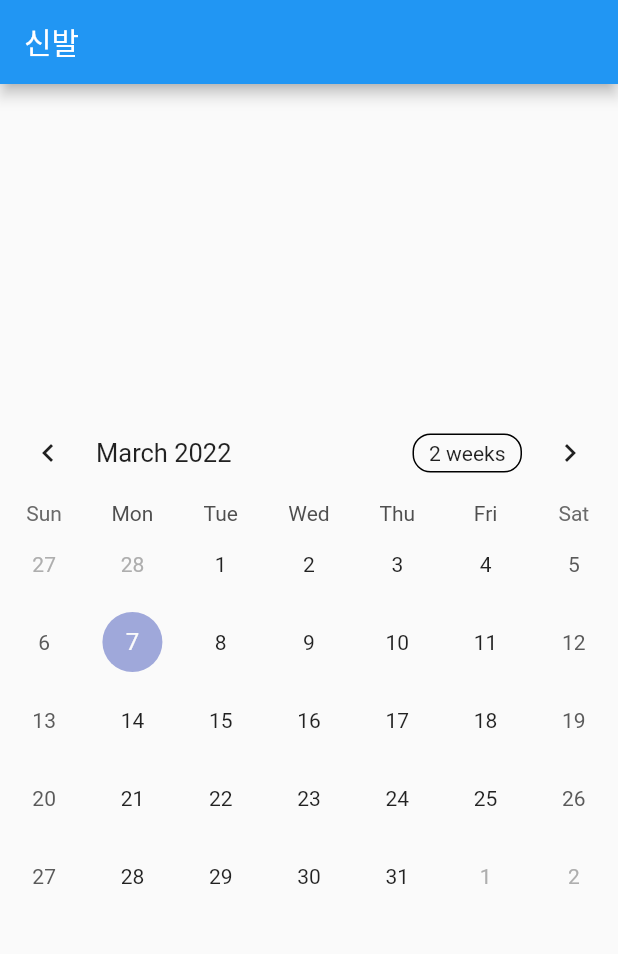
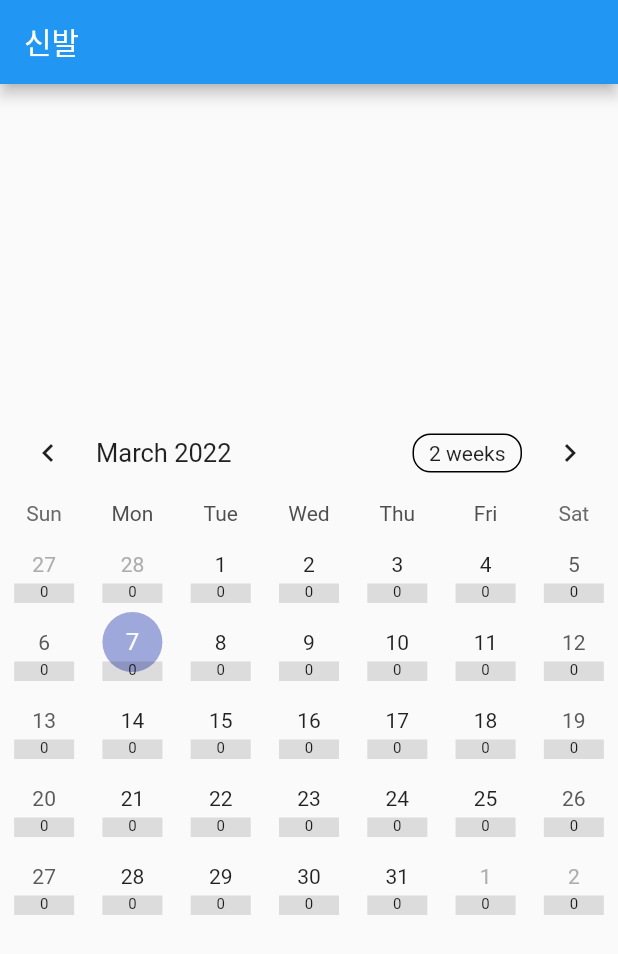
Before and after one commit to bluepeng9/Auto-Forms-App, a Flutter app: the screen it shows after launch, on a phone screen of 412 x 824 dp. Shown: the top 954 px of the screen. Run offline on Flutter 3.47's test engine with Material 2 defaults, Android fonts, the phone set to English and light mode, and no system bars; drawn by our look-alikes of table_calendar; our stand-ins replace logger, sqflite, webview_flutter; missing offline and left inert: receive_sharing_intent; accounts and stored records are empty.

```diff
--- a/lib/browser/browser.dart
+++ b/lib/browser/browser.dart
@@ -114,8 +114,9 @@ class NavigationControls extends StatelessWidget {
                         ),
                       );
                       logger.i(s.title);
+
                       Provider.of<SubmitListProvider>(context, listen: false)
-                          .getSubmitList();
+                          .getSubmitList3(Provider.of<SubmitListProvider>(context, listen: false).selectedDay3);
                     },
             ),
             IconButton(
--- a/lib/day_submit_list_page.dart
+++ b/lib/day_submit_list_page.dart
@@ -36,14 +36,11 @@ class _DayDetailPageState extends State<DayDetailPage> {
 
   @override
   Widget build(BuildContext context) {
-    logger.i('qwe');
+    logger.i('submit list page build');
     return Scaffold(
       body: Column(
         children: [
-          // ListenableProvider<SubmitListProvider>(
-          //   create: (_) => SubmitListProvider.se(widget.selectedDay),
             DaySubmitList(widget.selectedDay),
-          // )
         ],
       ),
     );
--- a/lib/main.dart
+++ b/lib/main.dart
@@ -108,7 +108,7 @@ class _MyHomePageState extends State<MyHomePage> {
 
   @override
   Widget build(BuildContext context) {
-    logger.e('cal');
+    logger.i('main build');
     return Scaffold(
       appBar: AppBar(
         title: Text(widget.title),
@@ -117,34 +117,91 @@ class _MyHomePageState extends State<MyHomePage> {
         child: Column(
           mainAxisAlignment: MainAxisAlignment.center,
           children: <Widget>[
-            TableCalendar(
-              calendarBuilders: CalendarBuilders(
-                markerBuilder: (context, day, events) {
-                  // Provider.of<SubmitListProvider>(context).gettUtils.getFormatTime(day)
-                },
-              ),
-              firstDay: DateTime.utc(2010, 10, 16),
-              lastDay: DateTime.utc(2030, 3, 14),
-              focusedDay: DateTime.now(),
-
-              onDaySelected: (selectedDay, focusedDay) {
-                date = Utils.getFormatTime(selectedDay);
-                var provider =
-                    Provider.of<SubmitListProvider>(context, listen: false);
-                provider.selectedDay = date;
-                provider.getSubmitList();
-                Navigator.push(
-                  context,
-                  CupertinoPageRoute(
-                    builder: (_) =>
-                        DayDetailPage(Utils.getFormatTime(selectedDay)),
-                  ),
-                );
-              },
-            ),
+            _buildTableCalendar(context),
           ],
         ),
       ),
     );
   }
+
+  TableCalendar<Object?> _buildTableCalendar(BuildContext context) {
+    logger.e('cal build');
+    // context.read<SubmitListProvider>().getLength(day);
+    // var provider = Provider.of<SubmitListProvider>(
+    //   context,listen: false,
+    // );
+    var tableCalendar = TableCalendar(
+      calendarBuilders: CalendarBuilders(
+        markerBuilder: (context, day, events) {
+          logger.i('aa');
+          var date = Utils.getFormatTime(day);
+
+          // return _buildMarker(date);
+          return aa(date);
+        },
+        headerTitleBuilder: (context, day) {},
+      ),
+      firstDay: DateTime.utc(2010, 10, 16),
+      lastDay: DateTime.utc(2030, 3, 14),
+      focusedDay: DateTime.now(),
+      onDaySelected: (selectedDay, focusedDay) async {
+        date = Utils.getFormatTime(selectedDay);
+        Navigator.push(
+          context,
+          CupertinoPageRoute(
+            builder: (_) => DayDetailPage(Utils.getFormatTime(selectedDay)),
+          ),
+        );
+      },
+    );
+
+    return tableCalendar;
+  }
+
+  Positioned _buildMarker(date) {
+    context.read<SubmitListProvider>().getLength(date);
+    return Positioned(
+      bottom: 0,
+      child: Container(
+        width: 40,
+        height: 13,
+        decoration: const BoxDecoration(
+          color: Colors.black12,
+        ),
+        child: Text(
+          context.watch<SubmitListProvider>().length2[date].toString(),
+          textAlign: TextAlign.center,
+          style: const TextStyle(fontSize: 10),
+        ),
+      ),
+    );
+  }
 }
+
+class aa extends StatelessWidget{
+
+  int date;
+  aa(this.date, {Key? key}) : super(key: key);
+
+  @override
+  Widget build(BuildContext context) {
+    context.read<SubmitListProvider>().getLength(date);
+    return Positioned(
+      bottom: 0,
+      child: Container(
+        width: 40,
+        height: 13,
+        decoration: const BoxDecoration(
+          color: Colors.black12,
+        ),
+        child: Text(
+          context.watch<SubmitListProvider>().length2[date].toString(),
+          textAlign: TextAlign.center,
+          style: const TextStyle(fontSize: 10),
+        ),
+      ),
+    );
+  }
+
+
+}
--- a/lib/page.dart
+++ b/lib/page.dart
@@ -78,6 +78,7 @@ class PageProvider {
   }
 
   Future<Store> insert(Store store) async {
+
     Database? db = await _instance.database;
     store.id = await db?.insert(storeTable, store.toMap());
     logger.i('insert');
```
Also changed, not shown: lib/page_provider.dart (+58 -5 lines), lib/pagelistview.dart (+19 -12 lines).
